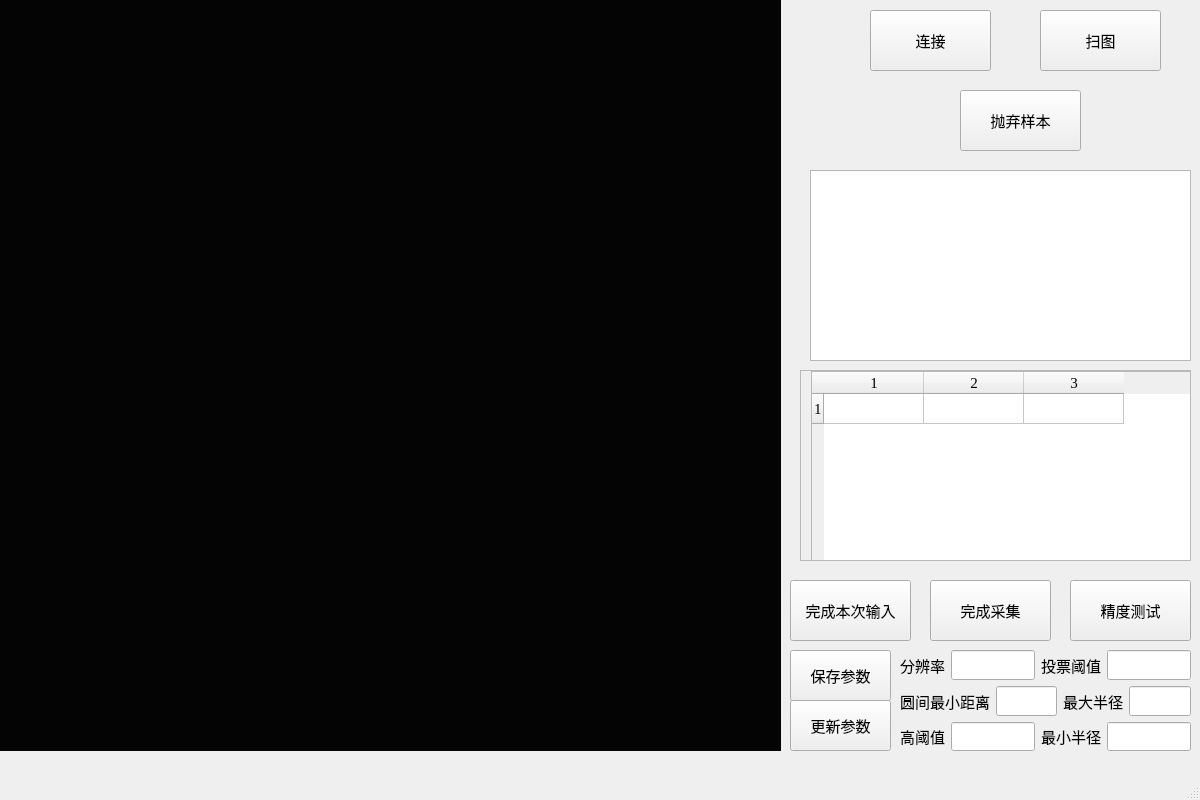
Before: the Qt Designer form handeye.ui in Yamabukiss/handeye_calibration, drawn with Qt 5.
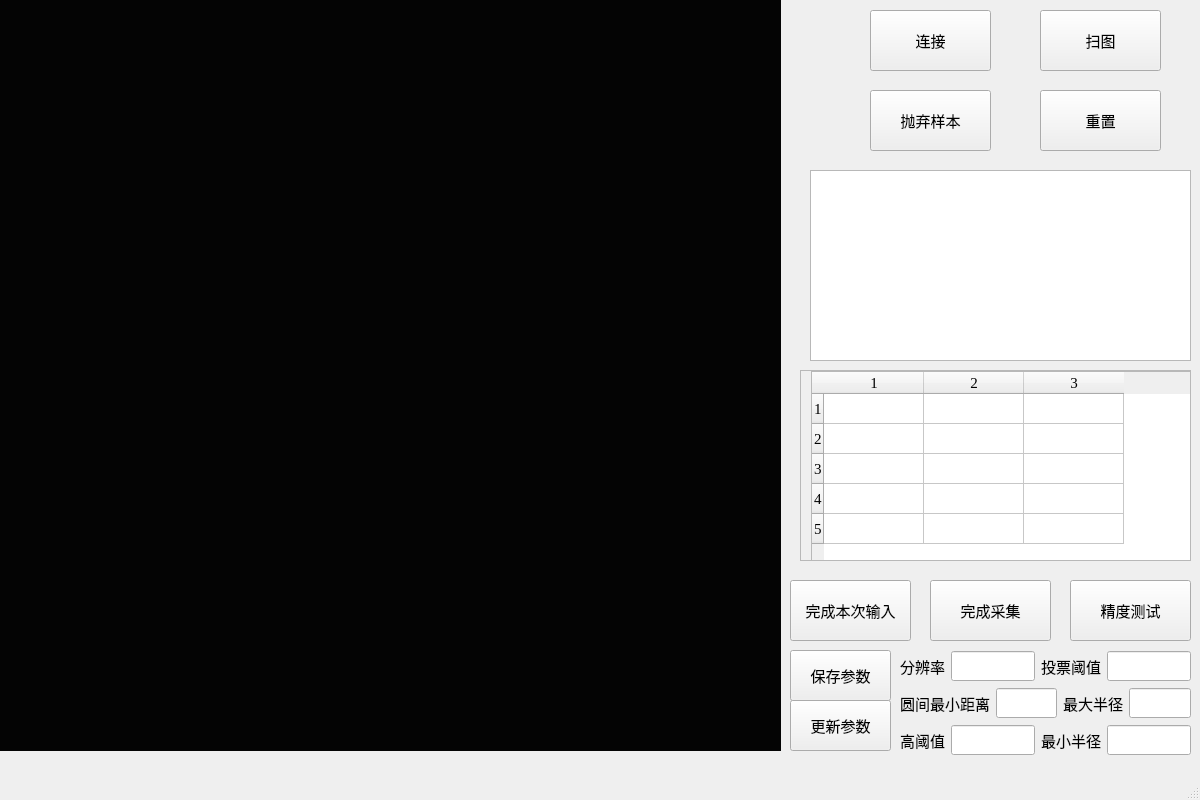
After: the same form once the commit is applied.

```diff
--- a/handeye.ui
+++ b/handeye.ui
@@ -169,12 +169,16 @@
        </font>
       </property>
       <property name="rowCount">
-       <number>1</number>
+       <number>5</number>
       </property>
       <property name="columnCount">
        <number>3</number>
       </property>
       <row/>
+      <row/>
+      <row/>
+      <row/>
+      <row/>
       <column/>
       <column/>
       <column/>
@@ -311,7 +315,7 @@
       <x>900</x>
       <y>650</y>
       <width>291</width>
-      <height>101</height>
+      <height>106</height>
      </rect>
     </property>
     <layout class="QVBoxLayout" name="verticalLayout">
@@ -447,7 +451,7 @@
    <widget class="QPushButton" name="drop_button">
     <property name="geometry">
      <rect>
-      <x>960</x>
+      <x>870</x>
       <y>90</y>
       <width>121</width>
       <height>61</height>
@@ -475,6 +479,37 @@
      <string>抛弃样本</string>
     </property>
    </widget>
+   <widget class="QPushButton" name="reset_button">
+    <property name="geometry">
+     <rect>
+      <x>1040</x>
+      <y>90</y>
+      <width>121</width>
+      <height>61</height>
+     </rect>
+    </property>
+    <property name="minimumSize">
+     <size>
+      <width>101</width>
+      <height>41</height>
+     </size>
+    </property>
+    <property name="maximumSize">
+     <size>
+      <width>55555</width>
+      <height>55555</height>
+     </size>
+    </property>
+    <property name="font">
+     <font>
+      <family>黑体</family>
+      <pointsize>11</pointsize>
+     </font>
+    </property>
+    <property name="text">
+     <string>重置</string>
+    </property>
+   </widget>
   </widget>
   <widget class="QMenuBar" name="menubar">
    <property name="geometry">
```
